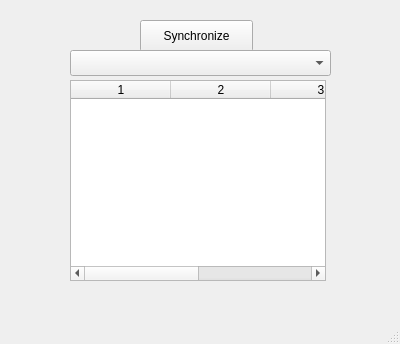
First picture: the form in Src/GUI/mainwindow.ui, repository ifeherva/HearthDuster, before the edit.
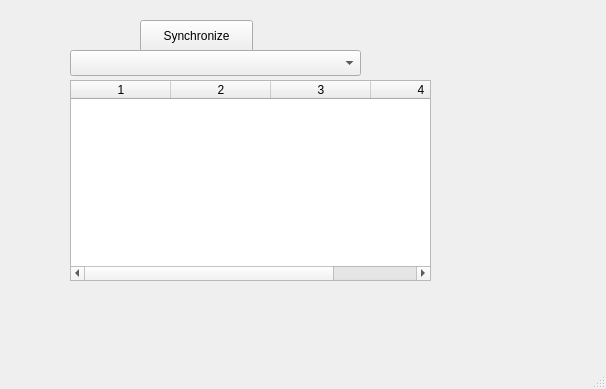
Second picture: the form after the edit.

Patch:
```diff
--- a/Src/GUI/mainwindow.ui
+++ b/Src/GUI/mainwindow.ui
@@ -6,8 +6,8 @@
    <rect>
     <x>0</x>
     <y>0</y>
-    <width>400</width>
-    <height>344</height>
+    <width>606</width>
+    <height>389</height>
    </rect>
   </property>
   <property name="windowTitle">
@@ -32,7 +32,7 @@
      <rect>
       <x>70</x>
       <y>50</y>
-      <width>261</width>
+      <width>291</width>
       <height>26</height>
      </rect>
     </property>
@@ -42,7 +42,7 @@
      <rect>
       <x>70</x>
       <y>80</y>
-      <width>256</width>
+      <width>361</width>
       <height>201</height>
      </rect>
     </property>
```
Left out of the diff: 2 changed lines with no effect on the pictures.
